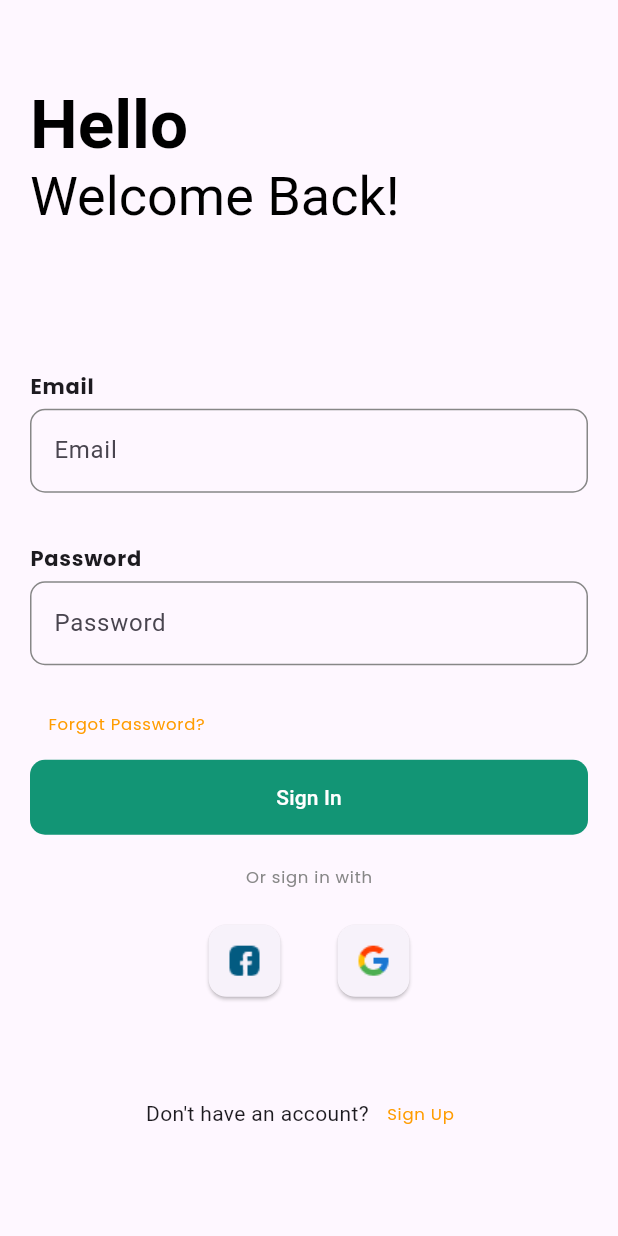
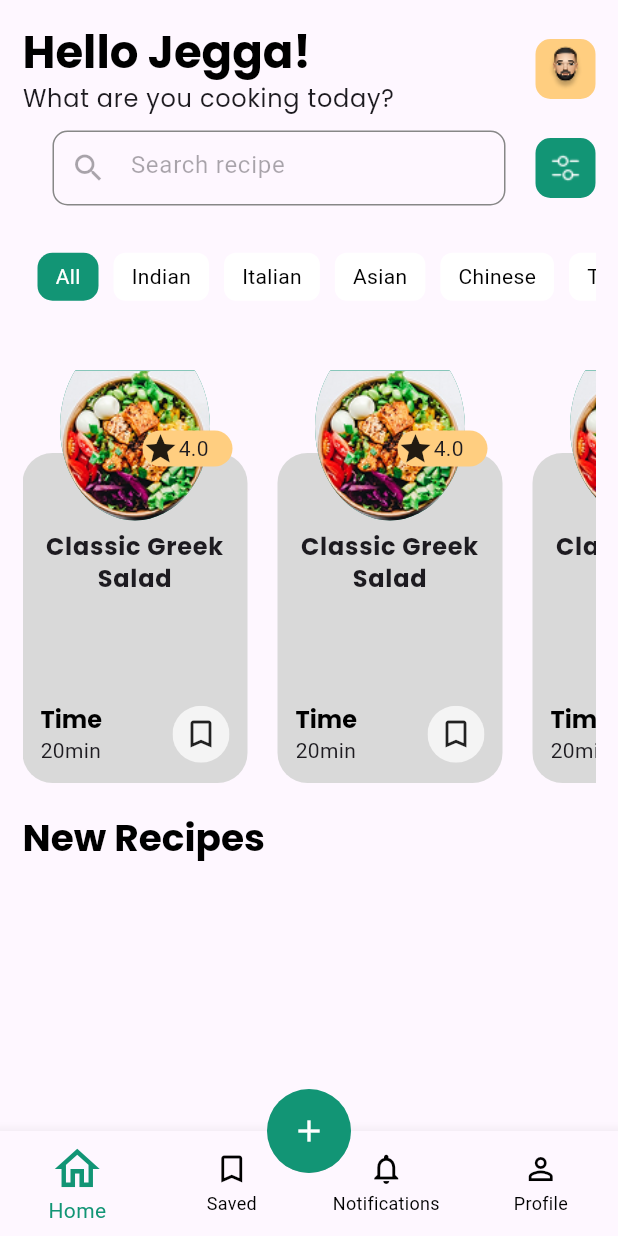
Before and after one commit to abdulrehman202/recipe_app, a Flutter app: the LoginScreen screen opened directly, after a tap on "Sign In", on a phone screen of 412 x 824 dp. Run offline on Flutter 3.47's test engine with Material 3 defaults, Android fonts, the phone set to English and light mode, and no system bars; drawn by our look-alikes of chips_choice.

Commit message:
home screen 50% UI complete

```diff
--- a/lib/Constants.dart
+++ b/lib/Constants.dart
@@ -9,8 +9,13 @@ class Constants{
   static String ARROW_RIGHT = 'Arrow-Right.png';
   static String FB_ICON = 'facebook.png';
   static String GOOGLE_ICON = 'google.png';
+  static String FILTER_ICON = 'filter.png';
+  static String BITMOJI_IMAGE = 'bitmoji.png';
+  static String DISH_IMAGE = 'dish.png';
 
   static Color BUTTON_COLOR = Color(0xff129575);
   static Color YELLOW_LABEL_COLOR = Color(0xffFF9C00);
   static Color GREY_LABEL_COLOR = Color(0xff878787);
+  static Color BITMOJI_COLOR = Color(0xffFFCE80);
+  static Color RECIPE_CARD_COLOR = Color(0xffD9D9D9);
 }
--- /dev/null
+++ b/lib/View/Custom Widgets/RecipeCard.dart
@@ -0,0 +1,108 @@
+import 'package:flutter/material.dart';
+import 'package:recipe_app/Constants.dart';
+
+class RecipeCard extends StatelessWidget {
+  const RecipeCard({super.key});
+
+  @override
+  Widget build(BuildContext context) {
+    return Container(
+      margin: const EdgeInsets.only(right: 20),
+      width: 150,
+      child: Stack(
+        children: [
+          Align(
+            alignment: Alignment.bottomCenter,
+            child: Container(
+              decoration: BoxDecoration(
+                  color: Constants.RECIPE_CARD_COLOR,
+                  borderRadius: BorderRadius.circular(20)),
+              height: 220,
+              width: double.infinity,
+              child: Container(
+                margin: const EdgeInsets.only(top: 40),
+                padding: const EdgeInsets.all(12.0),
+                child: Column(
+                  mainAxisAlignment: MainAxisAlignment.spaceBetween,
+                  children: [
+                    Expanded(
+                        child: Text(
+                      'Classic Greek Salad',
+                      style: Theme.of(context)
+                          .textTheme
+                          .labelMedium!
+                          .copyWith(fontSize: 16),
+                      overflow: TextOverflow.clip,
+                      textAlign: TextAlign.center,
+                    )),
+                    SizedBox(
+                      height: 50,
+                      child: Align(
+                        alignment: Alignment.bottomLeft,
+                        child: Row(
+                          mainAxisAlignment: MainAxisAlignment.spaceBetween,
+                          children: [
+                            Wrap(
+                              direction: Axis.vertical,
+                              children: [
+                                Text('Time',
+                                    style: Theme.of(context)
+                                        .textTheme
+                                        .headlineSmall!
+                                        .copyWith(color: Colors.black)),
+                                const Text('20min')
+                              ],
+                            ),
+                            ClipOval(
+                                child: Container(
+                                    padding: const EdgeInsets.all(7.0),
+                                    color: Colors.white70,
+                                    child: GestureDetector(
+                                        onTap: () {},
+                                        child:
+                                            const Icon(Icons.bookmark_border))))
+                          ],
+                        ),
+                      ),
+                    )
+                  ],
+                ),
+              ),
+            ),
+          ),
+          Align(
+            alignment: Alignment.topCenter,
+            child: ClipOval(
+              child: Container(
+                height: 100,
+                width: 100,
+                margin: EdgeInsets.only(top: 25),
+                decoration: BoxDecoration(color: Constants.BUTTON_COLOR),
+                child: Image.asset(
+                  Constants.BASE_IMG_PATH + Constants.DISH_IMAGE,
+                  fit: BoxFit.fill,
+                ),
+              ),
+            ),
+          ),
+          Align(
+            alignment: Alignment.topRight,
+            child: Container(
+              margin: const EdgeInsets.only(top: 65, right: 10),
+              width: 60,
+              decoration: BoxDecoration(
+                  color: Constants.BITMOJI_COLOR,
+                  borderRadius: const BorderRadius.all(Radius.circular(20))),
+              child: const Row(
+                children: [
+                  Icon(Icons.star),
+                  Text('4.0'),
+                ],
+              ),
+            ),
+          ),
+        ],
+      ),
+    );
+  }
+}
--- /dev/null
+++ b/lib/View/Custom Widgets/SearchField.dart
@@ -0,0 +1,33 @@
+import 'package:flutter/material.dart';
+import 'package:recipe_app/Constants.dart';
+
+class SeearchField extends StatelessWidget {
+  bool enabled;
+  SeearchField({super.key, this.enabled = false});
+
+  @override
+  Widget build(BuildContext context) {
+    return Container(
+      margin:EdgeInsets.symmetric(horizontal: 20),
+      child: TextField(
+
+        enabled: enabled,
+
+              decoration: InputDecoration(
+                prefixIcon: Icon(Icons.search),
+                hintText: 'Search recipe',
+                disabledBorder: OutlineInputBorder(
+                      borderSide: BorderSide(color: Constants.GREY_LABEL_COLOR),
+                    borderRadius: const BorderRadius.all(Radius.circular(10))),
+                enabledBorder:  OutlineInputBorder(
+                      borderSide: BorderSide(color: Constants.GREY_LABEL_COLOR),
+                    borderRadius: const BorderRadius.all(Radius.circular(10))),
+                focusedBorder: OutlineInputBorder(
+                      borderSide: BorderSide(color: Constants.GREY_LABEL_COLOR),
+                    borderRadius: const BorderRadius.all(Radius.circular(10))),
+
+              ),
+            ),
+    );
+  }
+}
--- /dev/null
+++ b/lib/View/home_screen.dart
@@ -0,0 +1,221 @@
+import 'package:chips_choice/chips_choice.dart';
+import 'package:flutter/material.dart';
+import 'package:recipe_app/Constants.dart';
+import 'package:recipe_app/View/Custom%20Widgets/RecipeCard.dart';
+import 'package:recipe_app/View/Custom%20Widgets/SearchField.dart';
+
+class HomeScreen extends StatefulWidget {
+  HomeScreen({super.key});
+
+  List<String> _listCategories = [
+    'All',
+    'Indian',
+    'Italian',
+    'Asian',
+    'Chinese',
+    'Turkish',
+    'Continental',
+    'Fast Food',
+  ];
+
+  int _selectedCAtegory = 0;
+
+  @override
+  State<HomeScreen> createState() => _HomeScreenState();
+}
+
+class _HomeScreenState extends State<HomeScreen> {
+  int index = 0;
+  @override
+  Widget build(BuildContext context) {
+    return Scaffold(
+      floatingActionButtonLocation: FloatingActionButtonLocation.centerDocked,
+      floatingActionButton: _floatingActionButton(),
+      bottomNavigationBar: _bottomNavBar(),
+      body: _body(),
+    );
+  }
+
+  Widget titleRow() {
+    return Row(
+      mainAxisAlignment: MainAxisAlignment.spaceBetween,
+      children: [
+        Wrap(
+          direction: Axis.vertical,
+          children: [
+            Text(
+              'Hello Jegga!',
+              style: Theme.of(context)
+                  .textTheme
+                  .headlineMedium!
+                  .copyWith(color: Colors.black),
+            ),
+            Text(
+              'What are you cooking today?',
+              style: Theme.of(context)
+                  .textTheme
+                  .labelSmall!
+                  .copyWith(fontSize: 16),
+            )
+          ],
+        ),
+        GestureDetector(
+            onTap: () {},
+            child: Container(
+              width: 40,
+              height: 40,
+              decoration: BoxDecoration(
+                  color: Constants.BITMOJI_COLOR,
+                  borderRadius: const BorderRadius.all(Radius.circular(10))),
+              child: Image.asset(
+                Constants.BASE_IMG_PATH + Constants.BITMOJI_IMAGE,
+                fit: BoxFit.fill,
+              ),
+            ))
+      ],
+    );
+  }
+
+  Widget _body() {
+    return SafeArea(
+      child: Padding(
+        padding: const EdgeInsets.all(15.0),
+        child: SingleChildScrollView(
+          child: Column(
+            crossAxisAlignment: CrossAxisAlignment.start,
+            children: [
+              titleRow(),
+              searchRow(),
+              categories(),
+              recipes(),
+              Container(
+                  margin: const EdgeInsets.symmetric(vertical: 20),
+                  child: Text(
+                    'New Recipes',
+                    style: Theme.of(context)
+                        .textTheme
+                        .headlineMedium!
+                        .copyWith(color: Colors.black, fontSize: 25),
+                  ))
+            ],
+          ),
+        ),
+      ),
+    );
+  }
+
+  Widget _bottomNavBar() {
+    Icon iconHome = const Icon(
+      Icons.home_outlined,
+    );
+    Icon iconSave = const Icon(
+      Icons.bookmark_border,
+    );
+    Icon iconNotification = const Icon(
+      Icons.notifications_none_outlined,
+    );
+    Icon iconProfile = const Icon(
+      Icons.person_outline_sharp,
+    );
+    return Container(
+      constraints: const BoxConstraints(minHeight: 50),
+      child: BottomNavigationBar(
+          selectedIconTheme: const IconThemeData(size: 36),
+          type: BottomNavigationBarType.fixed,
+          currentIndex: index,
+          onTap: (value) {
+            setState(() {
+              index = value;
+            });
+          },
+          showUnselectedLabels: true,
+          unselectedItemColor: Colors.black,
+          selectedItemColor: Constants.BUTTON_COLOR,
+          items: [
+            BottomNavigationBarItem(
+                activeIcon: iconHome, icon: iconHome, label: 'Home'),
+            BottomNavigationBarItem(
+                activeIcon: iconSave, icon: iconSave, label: 'Saved'),
+            BottomNavigationBarItem(
+                activeIcon: iconNotification,
+                icon: iconNotification,
+                label: 'Notifications'),
+            BottomNavigationBarItem(
+                activeIcon: iconProfile, icon: iconProfile, label: 'Profile'),
+          ]),
+    );
+  }
+
+  Widget searchRow() {
+    return Container(
+      margin: const EdgeInsets.symmetric(vertical: 10),
+      height: 50,
+      child: Row(
+        children: [
+          Expanded(child: SeearchField()),
+          GestureDetector(
+              child: Container(
+                  width: 40,
+                  height: 40,
+                  decoration: BoxDecoration(
+                      color: Constants.BUTTON_COLOR,
+                      borderRadius: BorderRadius.circular(10)),
+                  child: ImageIcon(
+                    AssetImage(
+                      Constants.BASE_IMG_PATH + Constants.FILTER_ICON,
+                    ),
+                    color: Colors.white,
+                  )))
+        ],
+      ),
+    );
+  }
+
+  Widget categories() {
+    return SizedBox(
+        height: 75,
+        child: ChipsChoice<int>.single(
+          value: widget._selectedCAtegory,
+          onChanged: (val) => setState(() => widget._selectedCAtegory = val),
+          choiceItems: C2Choice.listFrom<int, String>(
+            source: widget._listCategories,
+            value: (i, v) => i,
+            label: (i, v) => v,
+            tooltip: (i, v) => v,
+          ),
+          choiceStyle: C2ChipStyle.filled(
+            color: Colors.white,
+            selectedStyle: C2ChipStyle(
+              backgroundColor: Constants.BUTTON_COLOR,
+              borderRadius: const BorderRadius.all(
+                Radius.circular(10),
+              ),
+            ),
+          ),
+        ));
+  }
+
+  Widget _floatingActionButton() {
+    return ClipOval(
+        child: FloatingActionButton(
+            child: const Icon(
+              Icons.add,
+              color: Colors.white,
+            ),
+            backgroundColor: Constants.BUTTON_COLOR,
+            onPressed: () {}));
+  }
+
+  Widget recipes() {
+    return SizedBox(
+      height: 300,
+      child: ListView.builder(
+          shrinkWrap: true,
+          itemCount: 5,
+          scrollDirection: Axis.horizontal,
+          itemBuilder: (ctx, i) {
+            return const RecipeCard();
+          }),
+    );
+  }
+}
--- a/lib/View/login_screen.dart
+++ b/lib/View/login_screen.dart
@@ -1,6 +1,7 @@
 import 'package:flutter/material.dart';
 import 'package:recipe_app/Constants.dart';
 import 'package:recipe_app/View/Custom%20Widgets/CustomTextField.dart';
+import 'package:recipe_app/View/home_screen.dart';
 import 'package:recipe_app/View/sign_up_screen.dart';
 
 class LoginScreen extends StatelessWidget {
@@ -60,7 +61,9 @@ class LoginScreen extends StatelessWidget {
               SizedBox(
                   width: double.infinity,
                   child: FilledButton(
-                      onPressed: () {}, child: const Text('Sign In'))),
+                      onPressed: () {
+                        Navigator.pushReplacement(context, MaterialPageRoute(builder: (builder)=>HomeScreen()));
+                      }, child: const Text('Sign In'))),
               Container(
                   alignment: Alignment.center,
                   margin: const EdgeInsets.all(20),
--- a/pubspec.yaml
+++ b/pubspec.yaml
@@ -35,6 +35,7 @@ dependencies:
   # The following adds the Cupertino Icons font to your application.
   # Use with the CupertinoIcons class for iOS style icons.
   cupertino_icons: ^1.0.8
+  chips_choice: ^3.0.1
 
 dev_dependencies:
   flutter_test:
@@ -65,6 +66,9 @@ flutter:
     - assets/images/Arrow-Right.png
     - assets/images/facebook.png
     - assets/images/google.png
+    - assets/images/bitmoji.png
+    - assets/images/filter.png
+    - assets/images/dish.png
 
   # An image asset can refer to one or more resolution-specific "variants", see
   # https://flutter.dev/to/resolution-aware-images
```
Also changed, not shown: assets/images/bitmoji.png (added), assets/images/dish.png (added), assets/images/filter.png (added), assets/images/home-2.png (added), lib/main.dart (line endings or trailing spaces), pubspec.lock.
